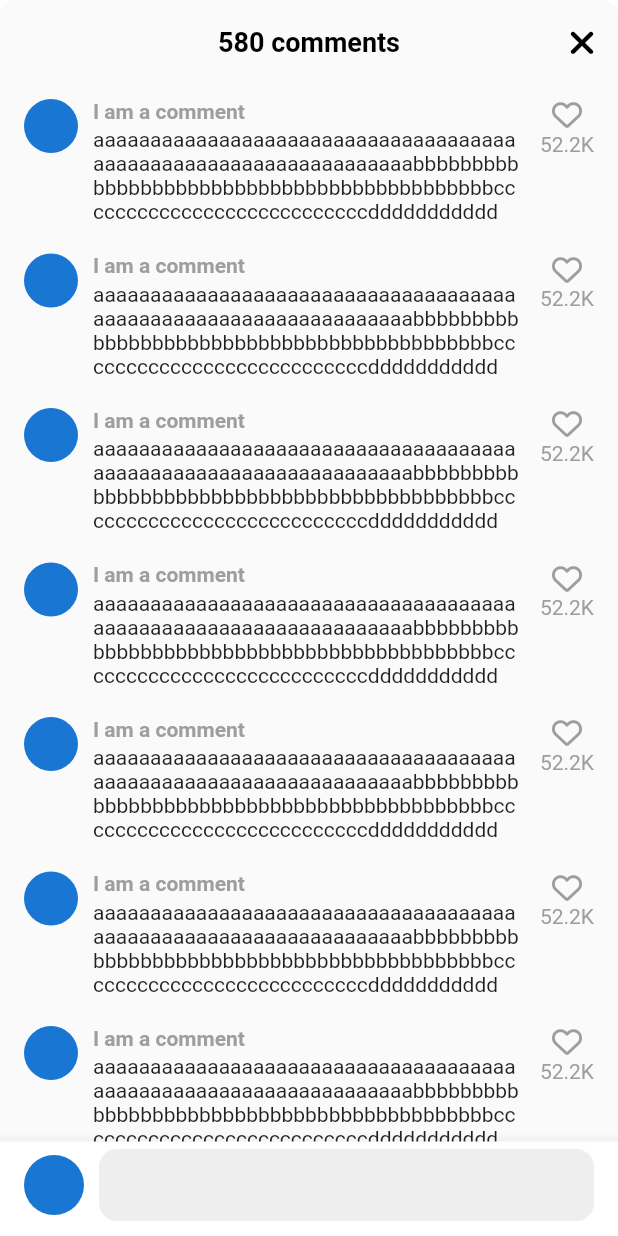
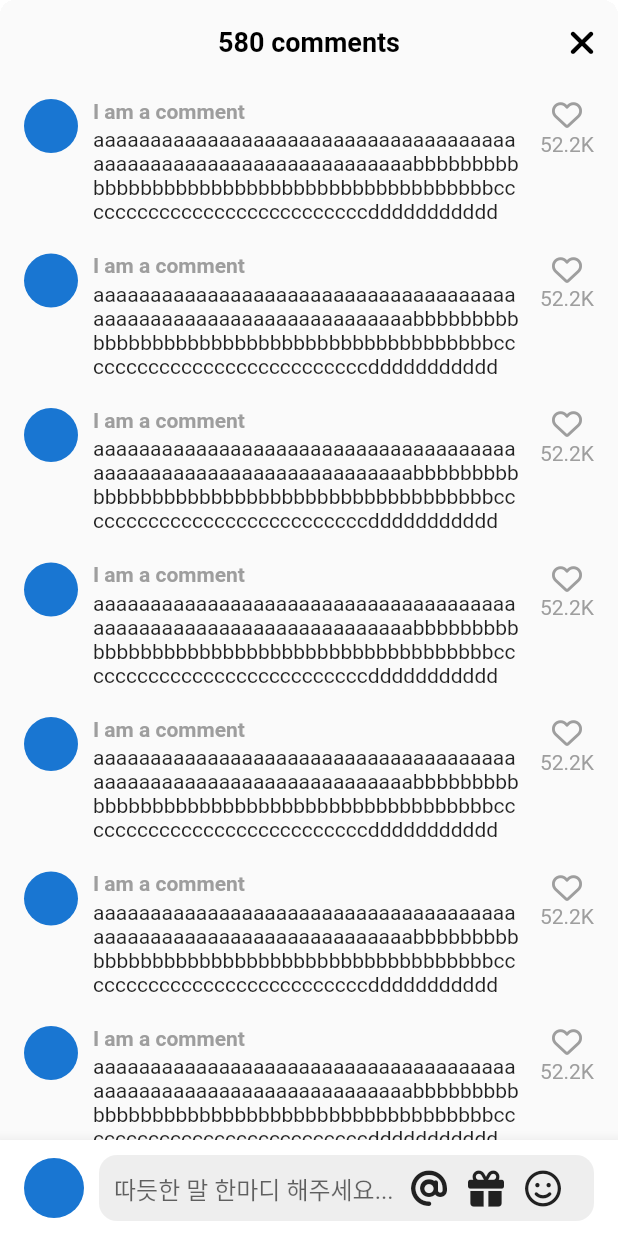
Before and after one commit to kangsudal/tiktok_clone, a Flutter app: the VideoComments screen opened directly, on a phone screen of 412 x 824 dp. Run offline on Flutter 3.47's test engine with Material 2 defaults, Android fonts, the phone set to English and light mode, and no system bars; our stand-ins replace font_awesome_flutter, video_player, visibility_detector.

Commit message:
TextInput Actions

```diff
--- a/lib/features/videos/widgets/video_comments.dart
+++ b/lib/features/videos/widgets/video_comments.dart
@@ -14,8 +14,23 @@ class VideoComments extends StatefulWidget {
 }
 
 class _VideoCommentsState extends State<VideoComments> {
+  bool _isWriting = false;
+
   void _onClosePressed() {
     Navigator.of(context).pop();
+  }
+
+  void _onStopWriting() {
+    FocusScope.of(context).unfocus();
+    setState(() {
+      _isWriting = false;
+    });
+  }
+
+  void _onStartWriting() {
+    setState(() {
+      _isWriting = true;
+    });
   }
 
   @override
@@ -48,7 +63,10 @@ class _VideoCommentsState extends State<VideoComments> {
             ),
           ],
         ),
-        body: Stack(
+        body: GestureDetector(
+          onTap: _onStopWriting, //다른곳을 누르면 TextField의 focus가 사라지도록
+          child: Stack(
+            //Stack을 준 이유는 하단에 Positioned된 댓글TextField가 필요하기때문이다.
             children: [
               ListView.separated(
                 padding: EdgeInsets.symmetric(
@@ -114,31 +132,75 @@ class _VideoCommentsState extends State<VideoComments> {
                 child: BottomAppBar(
                   color: Colors.white,
                   child: Padding(
-                  padding: const EdgeInsets.only(
-                    left: 16,
-                    right: 16.0,
-                    top: Sizes.size5,
-                    bottom: Sizes.size10,
+                    padding: const EdgeInsets.symmetric(
+                      horizontal: 16,
+                      vertical: Sizes.size10,
                     ),
                     child: Row(
                       children: [
                         CircleAvatar(),
                         Gaps.h10,
                         Expanded(
+                          child: SizedBox(
+                            height: Sizes.size44,
+                            //TextField의 contentPadding의 vertical대신 SizedBox로 정해주는게 좋다.
                             child: TextField(
+                              onTap: _onStartWriting,
+                              textInputAction: TextInputAction.newline,
+                              //TextField 안에 완료버튼대신 엔터키가 되도록함
+                              expands: true,
+                              //엔터키가 눌렸을때 다음줄로 갈 수 있게
+                              maxLines: null,
+                              //expands: true일때 유저가 원하는 만큼 늘어날 수 있게 같이써줘야한다.
+                              minLines: null,
                               cursorColor: Theme.of(context).primaryColor,
                               decoration: InputDecoration(
+                                hintText: "따듯한 말 한마디 해주세요...",
                                 filled: true,
                                 fillColor: Colors.grey.shade200,
                                 border: OutlineInputBorder(
-                              borderRadius: BorderRadius.circular(Sizes.size12),
+                                  borderRadius:
+                                      BorderRadius.circular(Sizes.size12),
                                   borderSide:
                                       BorderSide.none, //TextField의 테두리를 없앤다.
                                 ),
                                 contentPadding: EdgeInsets.symmetric(
                                   //TextField내의 패딩
                                   horizontal: Sizes.size10,
-                              vertical: Sizes.size12,
+                                ),
+                                suffixIcon: Padding(
+                                  padding: EdgeInsets.only(
+                                    right: Sizes.size8,
+                                  ),
+                                  child: Row(
+                                    mainAxisSize: MainAxisSize.min,//Row는 수평으로 남는 공간을 모두 차지한다
+                                    children: [
+                                      FaIcon(
+                                        FontAwesomeIcons.at,
+                                        color: Colors.grey.shade900,
+                                      ),
+                                      Gaps.h14,
+                                      FaIcon(
+                                        FontAwesomeIcons.gift,
+                                        color: Colors.grey.shade900,
+                                      ),
+                                      Gaps.h14,
+                                      FaIcon(
+                                        FontAwesomeIcons.faceSmile,
+                                        color: Colors.grey.shade900,
+                                      ),
+                                      Gaps.h14,
+                                      if (_isWriting)
+                                        GestureDetector(
+                                          onTap: _onStopWriting,
+                                          child: FaIcon(
+                                            FontAwesomeIcons.circleArrowUp,
+                                            color: Theme.of(context).primaryColor,
+                                          ),
+                                        ),
+                                    ],
+                                  ),
+                                ),
                               ),
                             ),
                           ),
@@ -151,6 +213,7 @@ class _VideoCommentsState extends State<VideoComments> {
             ],
           ),
         ),
+      ),
     );
   }
 }
```
Lines whose indentation alone changed are shown as unchanged.
